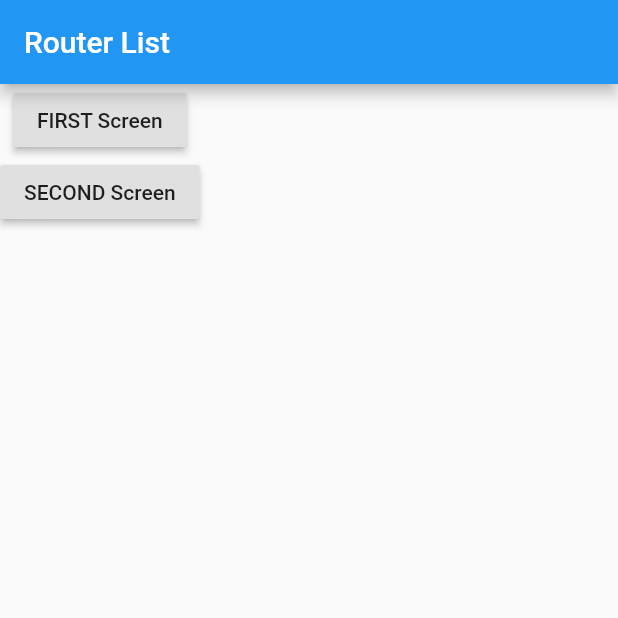
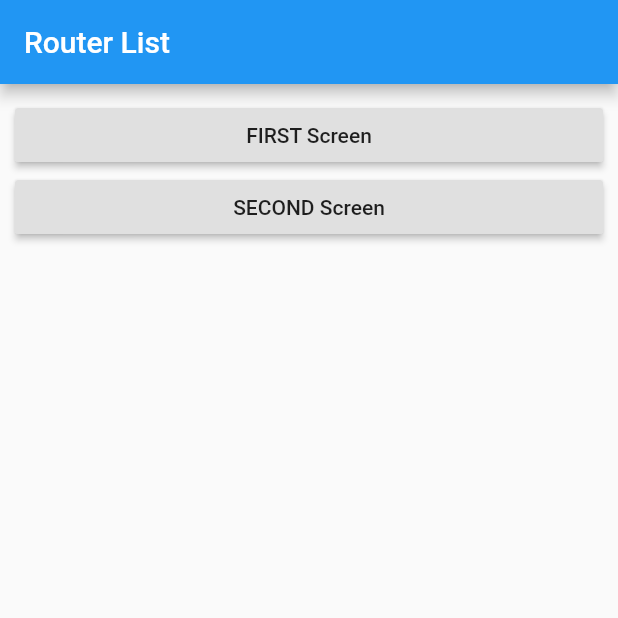
Before and after one commit to ricardoham/my-flutter-app-navigation, a Flutter app: the screen it shows after launch, on a phone screen of 412 x 824 dp, the top half of it. Run offline on Flutter 3.47's test engine with Material 2 defaults, Android fonts, the phone set to English and light mode, and no system bars.

Commit message:
add padding on router list

```diff
--- a/lib/screens/router_list.dart
+++ b/lib/screens/router_list.dart
@@ -7,21 +7,30 @@ class RouterList extends StatelessWidget {
   Widget build(BuildContext context) {
     return Scaffold(
       appBar: AppBar(title: Text('Router List')),
-      body: Column(
+      body: Container(
+        padding: EdgeInsets.all(10),
+        child: Column(
           children: <Widget>[
-          RaisedButton(
+            SizedBox(
+              width: double.infinity,
+              child: RaisedButton(
                 onPressed: () {
                   Navigator.pushNamed(context, '/first');
                 },
                 child: Text('FIRST Screen'),
               ),
-          RaisedButton(
+            ),
+            SizedBox(
+              width: double.infinity,
+              child: RaisedButton(
                 onPressed: () {
                   Navigator.pushNamed(context, '/second');
                 },
                 child: Text('SECOND Screen'),
               ),
+            ),
           ],
+        ),
       ),
     );
   }
```
Lines whose indentation alone changed are shown as unchanged.
